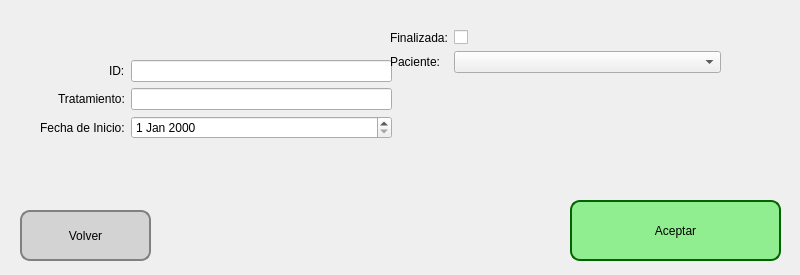
Before: the Qt Designer form ui/recetas_crear.ui in Damapa03/Veterinaria, drawn with Qt 5.
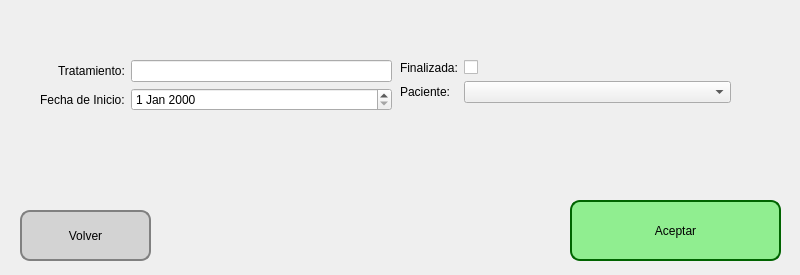
After: the same form once the commit is applied.

Diff of the .ui file:
```diff
--- a/ui/recetas_crear.ui
+++ b/ui/recetas_crear.ui
@@ -78,9 +78,9 @@
     <property name="geometry">
      <rect>
       <x>40</x>
-      <y>30</y>
+      <y>40</y>
       <width>352</width>
-      <height>139</height>
+      <height>91</height>
      </rect>
     </property>
     <layout class="QFormLayout" name="formLayout">
@@ -91,33 +91,23 @@
       <set>Qt::AlignmentFlag::AlignCenter</set>
      </property>
      <item row="0" column="0">
-      <widget class="QLabel" name="idLabel">
-       <property name="text">
-        <string>ID:</string>
-       </property>
-      </widget>
-     </item>
-     <item row="0" column="1">
-      <widget class="QLineEdit" name="idInput"/>
-     </item>
-     <item row="1" column="0">
       <widget class="QLabel" name="treatmentLabel">
        <property name="text">
         <string>Tratamiento:</string>
        </property>
       </widget>
      </item>
-     <item row="1" column="1">
+     <item row="0" column="1">
       <widget class="QLineEdit" name="treatmentInput"/>
      </item>
-     <item row="2" column="0">
+     <item row="1" column="0">
       <widget class="QLabel" name="startDateLabel">
        <property name="text">
         <string>Fecha de Inicio:</string>
        </property>
       </widget>
      </item>
-     <item row="2" column="1">
+     <item row="1" column="1">
       <widget class="QDateEdit" name="startDateInput"/>
      </item>
     </layout>
@@ -125,10 +115,10 @@
    <widget class="QWidget" name="formLayoutWidget_2">
     <property name="geometry">
      <rect>
-      <x>390</x>
-      <y>30</y>
+      <x>400</x>
+      <y>60</y>
       <width>331</width>
-      <height>139</height>
+      <height>81</height>
      </rect>
     </property>
     <layout class="QFormLayout" name="formLayout_2">
```
Left out of the diff: 2 changed lines with no effect on the pictures.
